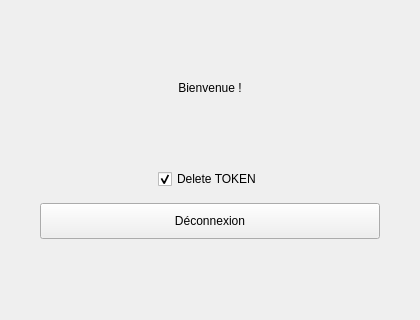
First picture: the form in TP1/exo2_auth/result.ui, repository IUT-Beziers/R309-TP01-PyQt6_VENTOSO, before the edit.
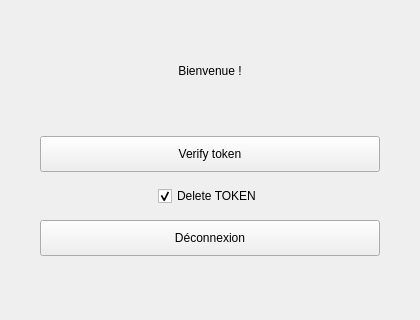
Second picture: the form after the edit.

Commit message: Exo 2.3 : bouton Verify token (caché par défaut) dans result.ui

What changed in the file:
```diff
--- a/TP1/exo2_auth/result.ui
+++ b/TP1/exo2_auth/result.ui
@@ -65,6 +65,25 @@
      </property>
     </spacer>
    </item>
+   <item>
+    <widget class="QPushButton" name="btnVerify">
+     <property name="visible">
+      <bool>false</bool>
+     </property>
+     <property name="minimumSize">
+      <size>
+       <width>0</width>
+       <height>36</height>
+      </size>
+     </property>
+     <property name="cursor">
+      <cursorShape>PointingHandCursor</cursorShape>
+     </property>
+     <property name="text">
+      <string>Verify token</string>
+     </property>
+    </widget>
+   </item>
    <item alignment="Qt::AlignHCenter">
     <widget class="QCheckBox" name="chkDeleteToken">
      <property name="cursor">
```
